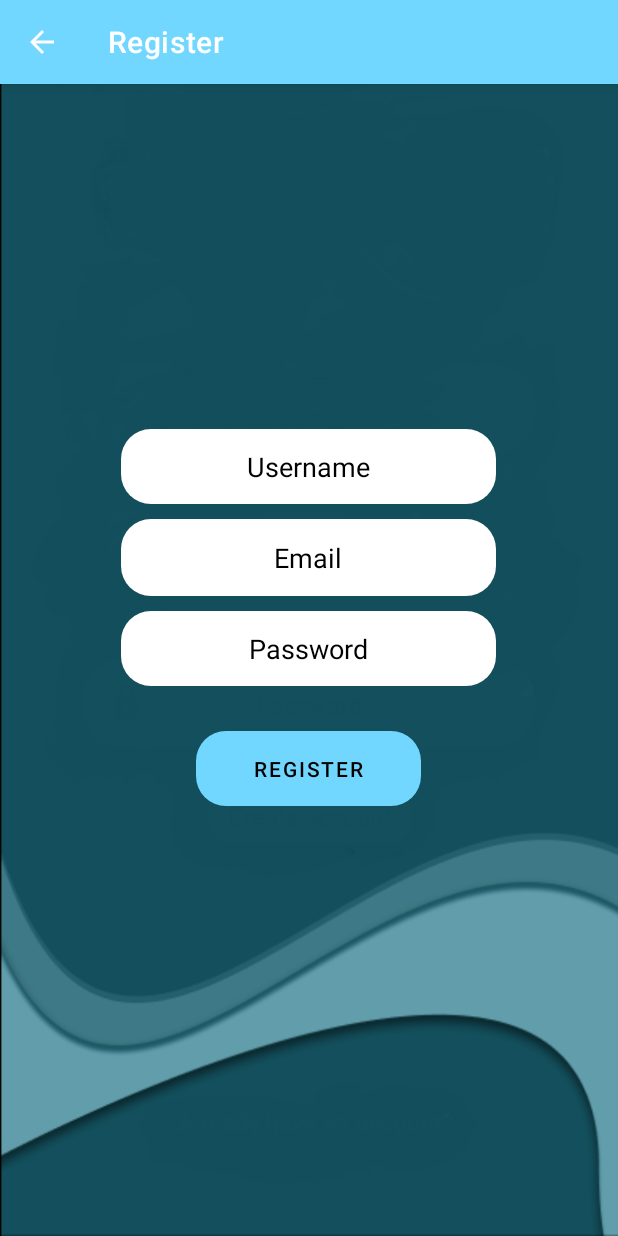
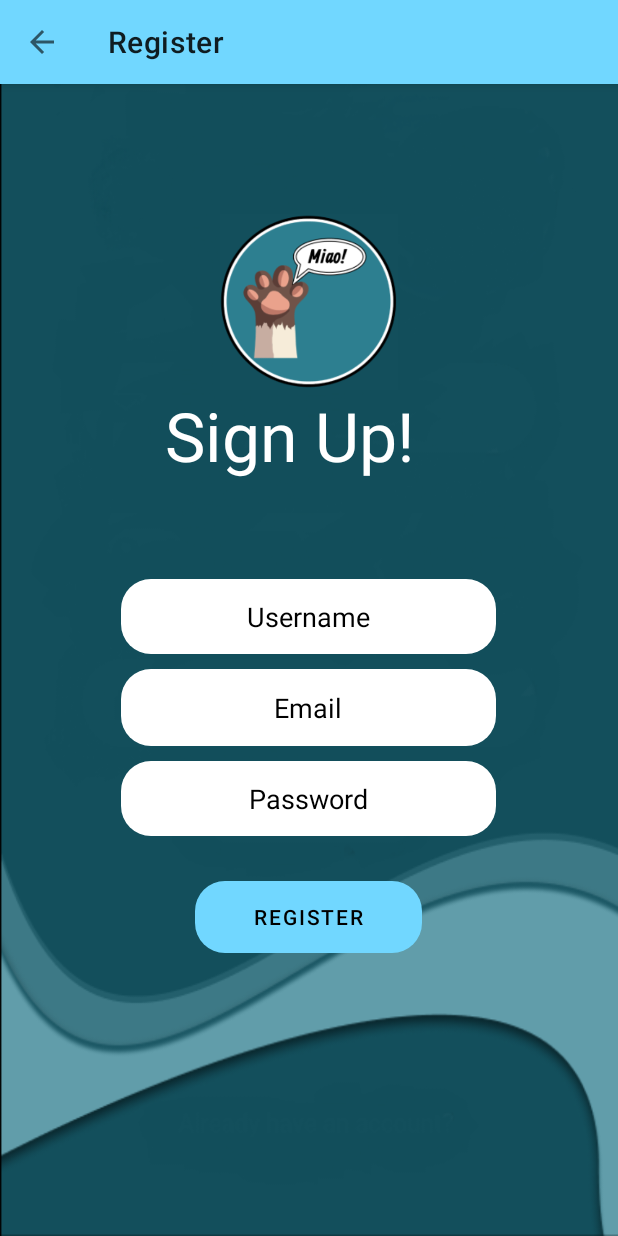
Before and after one commit to davidsavenmark/ChattApp1, an Android app: the RegisterActivity screen opened directly, with no data from a screen before it, on a phone screen of 412 x 824 dp. Run offline under Robolectric (Android 15) with nearby library versions, the phone set to English and light mode, and no system bars; our stand-ins replace Firebase (no records; nobody signed in at launch, a user with empty details on screens opened directly).

Commit message:
added all design layouts

```diff
--- a/app/src/main/res/layout/activity_register.xml
+++ b/app/src/main/res/layout/activity_register.xml
@@ -8,11 +8,10 @@
     tools:context=".RegisterActivity">
 
 
-
     <com.google.android.material.appbar.AppBarLayout
         android:layout_width="match_parent"
         android:layout_height="wrap_content"
-        android:theme="@style/Theme.ChattApp.AppBarOverlay">
+        android:theme="@style/Theme.ChattApp.NoActionBar">
 
         <androidx.appcompat.widget.Toolbar
             android:id="@+id/toolbar_register"
@@ -28,11 +27,26 @@
 
     <LinearLayout
         android:layout_width="match_parent"
-        android:layout_height="wrap_content"
-        android:padding="16dp"
+        android:layout_height="570dp"
+        android:layout_centerInParent="true"
         android:gravity="center_horizontal"
         android:orientation="vertical"
-        android:layout_centerInParent="true">
+        android:padding="16dp">
+
+        <ImageView
+            android:id="@+id/imageView3"
+            android:layout_width="match_parent"
+            android:layout_height="117dp"
+            app:srcCompat="@drawable/eea96a4bf47ff4d11964e3d66959d273" />
+
+        <TextView
+            android:id="@+id/textView"
+            android:layout_width="192dp"
+            android:layout_height="76dp"
+            android:layout_marginBottom="50dp"
+            android:text="Sign Up!"
+            android:textColor="#FFFFFF"
+            android:textSize="45dp" />
 
         <EditText
             android:id="@+id/username_register"
@@ -40,9 +54,9 @@
             android:layout_height="50dp"
             android:background="@drawable/roundstyle"
             android:backgroundTint="@android:color/white"
+            android:gravity="center"
             android:hint="Username"
-            android:gravity="center"
-            android:inputType="text"
+            android:inputType="textPersonName|text"
             android:textColor="@android:color/black"
             android:textColorHint="@android:color/black">
 
@@ -55,9 +69,9 @@
             android:layout_marginTop="10dp"
             android:background="@drawable/roundstyle"
             android:backgroundTint="@android:color/white"
+            android:gravity="center"
             android:hint="Email"
-            android:inputType="text"
-            android:gravity="center"
+            android:inputType="text|textEmailAddress"
             android:textColor="@android:color/black"
             android:textColorHint="@android:color/black">
 
@@ -70,9 +84,9 @@
             android:layout_marginTop="10dp"
             android:background="@drawable/roundstyle"
             android:backgroundTint="@android:color/white"
+            android:gravity="center"
             android:hint="Password"
             android:inputType="textPassword"
-            android:gravity="center"
             android:textColor="@android:color/black"
             android:textColorHint="@android:color/black">
 
@@ -80,10 +94,11 @@
 
         <Button
             android:id="@+id/register_btn"
-            android:layout_width="150dp"
-            android:layout_height="50dp"
+            android:layout_width="151dp"
+            android:layout_height="wrap_content"
             android:layout_marginTop="30dp"
             android:background="@drawable/roundstyle"
+            android:backgroundTint="@android:color/white"
             android:bottomLeftRadius="10dp"
             android:bottomRightRadius="10dp"
             android:text="Register"
```
Also changed, not shown: app/src/main/res/layout/activity_forgot_password.xml (added, +98 -0 lines), app/src/main/res/layout/activity_new_password.xml (added, +92 -0 lines), app/src/main/res/drawable-v24/f3498df7cf62fa2696f6285d8b3cf547.png (added).
